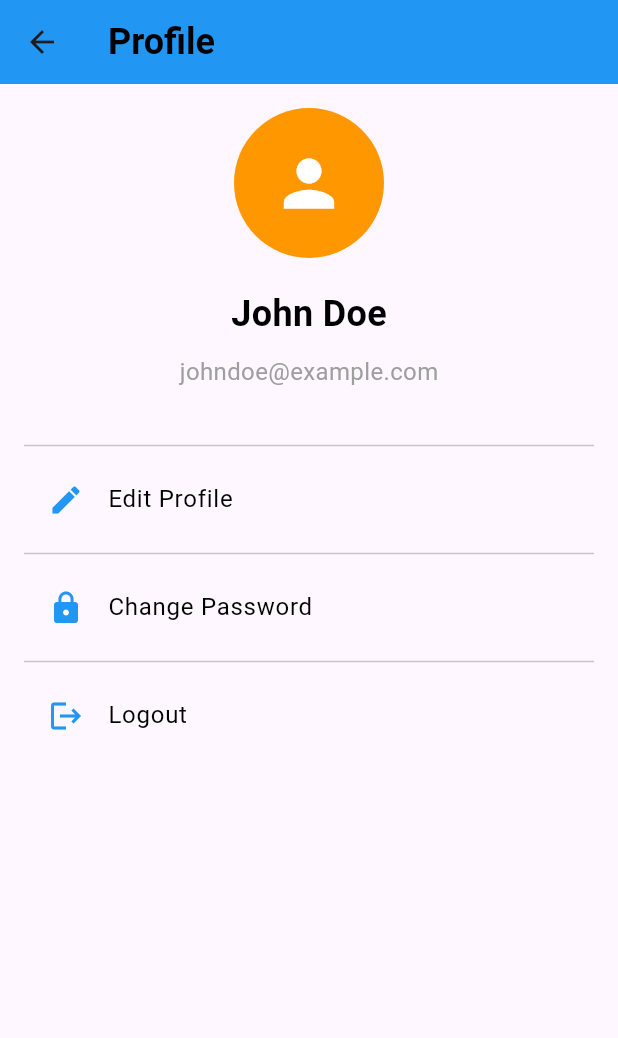
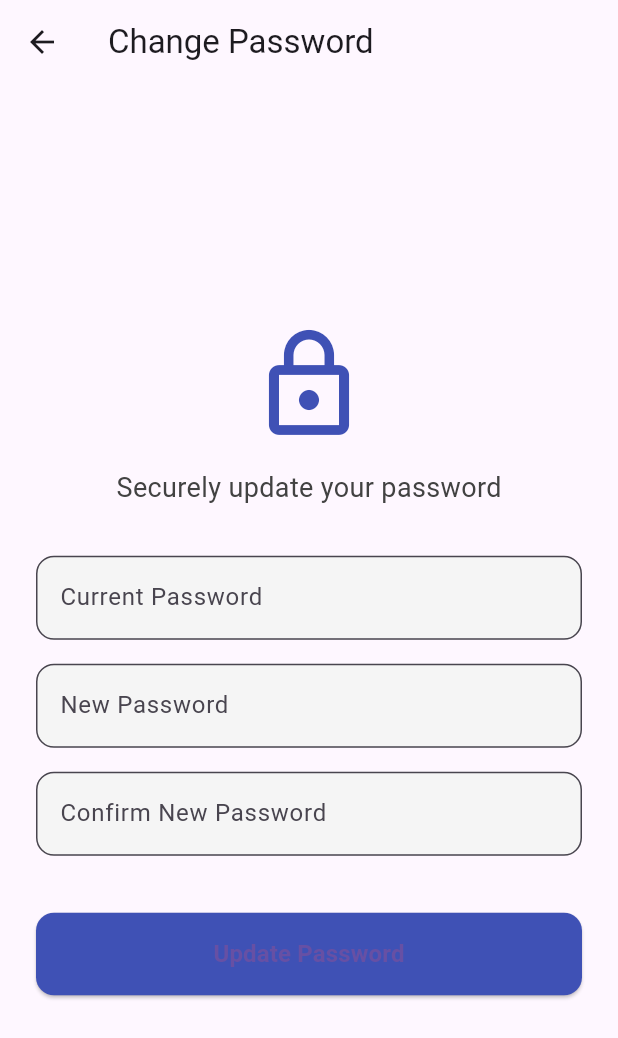
Before and after one commit to darkovasiljkov/Studify-Project, a Flutter app: the ProfileScreen screen opened by its route, after a tap on "Change Password", on a phone screen of 412 x 824 dp. Shown: the top 1038 px of the screen. Run offline on Flutter 3.47's test engine with Material 3 defaults, Android fonts, the phone set to English and light mode, and no system bars; our stand-ins replace cloud_firestore, firebase_auth, firebase_core, flutter_map, image_picker, latlong2 and 1 more; accounts and stored records are empty.

Commit message:
Updated UI/UI for login/signUp and Profile sections

```diff
--- /dev/null
+++ b/lib/screens/change_password_screen.dart
@@ -0,0 +1,134 @@
+import 'package:flutter/material.dart';
+import 'package:firebase_auth/firebase_auth.dart';
+
+class ChangePasswordScreen extends StatefulWidget {
+  @override
+  _ChangePasswordScreenState createState() => _ChangePasswordScreenState();
+}
+
+class _ChangePasswordScreenState extends State<ChangePasswordScreen> {
+  final _formKey = GlobalKey<FormState>();
+  final currentPasswordController = TextEditingController();
+  final newPasswordController = TextEditingController();
+  final confirmNewPasswordController = TextEditingController();
+
+  bool isLoading = false;
+  final _auth = FirebaseAuth.instance;
+
+  Future<void> _changePassword() async {
+    if (!_formKey.currentState!.validate()) return;
+
+    setState(() => isLoading = true);
+
+    try {
+      final user = _auth.currentUser;
+      final email = user?.email;
+
+      final cred = EmailAuthProvider.credential(
+        email: email!,
+        password: currentPasswordController.text.trim(),
+      );
+
+      await user!.reauthenticateWithCredential(cred);
+
+      if (newPasswordController.text.trim() != confirmNewPasswordController.text.trim()) {
+        throw FirebaseAuthException(code: 'password-mismatch', message: 'New passwords do not match.');
+      }
+
+      await user.updatePassword(newPasswordController.text.trim());
+
+      ScaffoldMessenger.of(context).showSnackBar(
+        SnackBar(content: Text('Password updated successfully')),
+      );
+
+      Navigator.pop(context);
+    } on FirebaseAuthException catch (e) {
+      String message;
+      if (e.code == 'wrong-password') {
+        message = 'Current password is incorrect.';
+      } else if (e.code == 'password-mismatch') {
+        message = 'New passwords do not match.';
+      } else {
+        message = e.message ?? 'Password update failed.';
+      }
+
+      ScaffoldMessenger.of(context).showSnackBar(SnackBar(content: Text(message)));
+    } finally {
+      setState(() => isLoading = false);
+    }
+  }
+
+  Widget _buildPasswordField(
+      {required String label, required TextEditingController controller, required String? Function(String?) validator}) {
+    return Padding(
+      padding: const EdgeInsets.symmetric(vertical: 8),
+      child: TextFormField(
+        controller: controller,
+        obscureText: true,
+        decoration: InputDecoration(
+          labelText: label,
+          filled: true,
+          fillColor: Colors.grey[100],
+          border: OutlineInputBorder(borderRadius: BorderRadius.circular(12)),
+        ),
+        validator: validator,
+      ),
+    );
+  }
+
+  @override
+  Widget build(BuildContext context) {
+    return Scaffold(
+      appBar: AppBar(title: Text('Change Password')),
+      body: Center(
+        child: SingleChildScrollView(
+          padding: const EdgeInsets.all(24),
+          child: Form(
+            key: _formKey,
+            child: Column(
+              children: [
+                Icon(Icons.lock_outline, size: 80, color: Colors.indigo),
+                SizedBox(height: 16),
+                Text("Securely update your password", style: TextStyle(fontSize: 18)),
+                SizedBox(height: 24),
+                _buildPasswordField(
+                  label: 'Current Password',
+                  controller: currentPasswordController,
+                  validator: (value) =>
+                  value == null || value.isEmpty ? 'Enter your current password' : null,
+                ),
+                _buildPasswordField(
+                  label: 'New Password',
+                  controller: newPasswordController,
+                  validator: (value) =>
+                  value != null && value.length >= 6 ? null : 'Minimum 6 characters required',
+                ),
+                _buildPasswordField(
+                  label: 'Confirm New Password',
+                  controller: confirmNewPasswordController,
+                  validator: (value) =>
+                  value != newPasswordController.text ? 'Passwords do not match' : null,
+                ),
+                SizedBox(height: 30),
+                isLoading
+                    ? CircularProgressIndicator()
+                    : SizedBox(
+                  width: double.infinity,
+                  child: ElevatedButton(
+                    onPressed: _changePassword,
+                    style: ElevatedButton.styleFrom(
+                      backgroundColor: Colors.indigo,
+                      padding: EdgeInsets.symmetric(vertical: 16),
+                      shape: RoundedRectangleBorder(borderRadius: BorderRadius.circular(12)),
+                    ),
+                    child: Text('Update Password', style: TextStyle(fontSize: 16)),
+                  ),
+                ),
+              ],
+            ),
+          ),
+        ),
+      ),
+    );
+  }
+}
--- a/lib/screens/login_screen.dart
+++ b/lib/screens/login_screen.dart
@@ -61,7 +61,10 @@ class _LoginScreenState extends State<LoginScreen> {
                 ? CircularProgressIndicator()
                 : ElevatedButton(
               onPressed: login,
-              child: Text('Login'),
+              child: Text(
+                'Login',
+                style: TextStyle(color: Colors.white), // 👈 change text color here
+              ),
               style: ElevatedButton.styleFrom(backgroundColor: Colors.indigo),
             ),
             TextButton(
--- a/lib/screens/profile_screen.dart
+++ b/lib/screens/profile_screen.dart
@@ -1,9 +1,47 @@
+import 'dart:io';
 import 'package:flutter/material.dart';
+import 'package:flutter/foundation.dart'; // For kIsWeb
+import 'package:firebase_auth/firebase_auth.dart';
 import '../utils/constants.dart';
+import 'edit_profile_screen.dart';
+import 'change_password_screen.dart'; // ✅ Add this import
 
-class ProfileScreen extends StatelessWidget {
+class ProfileScreen extends StatefulWidget {
+  @override
+  State<ProfileScreen> createState() => _ProfileScreenState();
+}
+
+class _ProfileScreenState extends State<ProfileScreen> {
+  String? _localImagePath;
+
+  void _openEditProfile() async {
+    final result = await Navigator.push(
+      context,
+      MaterialPageRoute(builder: (context) => EditProfileScreen()),
+    );
+
+    if (result != null) {
+      await FirebaseAuth.instance.currentUser?.reload();
+      setState(() {
+        _localImagePath = result['imagePath'];
+      });
+    }
+  }
+
+  void _openChangePassword() {
+    Navigator.push(
+      context,
+      MaterialPageRoute(builder: (context) => ChangePasswordScreen()),
+    );
+  }
+
   @override
   Widget build(BuildContext context) {
+    final user = FirebaseAuth.instance.currentUser;
+    final displayName =
+        user?.displayName ?? user?.email?.split('@')[0] ?? 'User';
+    final email = user?.email ?? 'No email';
+
     return Scaffold(
       appBar: AppBar(
         title: Text('Profile', style: AppConstants.headingStyle),
@@ -15,30 +53,57 @@ class ProfileScreen extends StatelessWidget {
           crossAxisAlignment: CrossAxisAlignment.start,
           children: [
             Center(
-              child: CircleAvatar(
+              child: _localImagePath != null
+                  ? ClipOval(
+                child: kIsWeb
+                    ? Image.network(
+                  _localImagePath!,
+                  width: 100,
+                  height: 100,
+                  fit: BoxFit.cover,
+                )
+                    : Image.file(
+                  File(_localImagePath!),
+                  width: 100,
+                  height: 100,
+                  fit: BoxFit.cover,
+                ),
+              )
+                  : CircleAvatar(
                 radius: 50,
                 backgroundColor: AppConstants.accentColor,
-                child: Icon(Icons.person, size: 50, color: Colors.white),
+                backgroundImage: user?.photoURL != null
+                    ? NetworkImage(user!.photoURL!)
+                    : null,
+                child: user?.photoURL == null
+                    ? Icon(Icons.person, size: 50, color: Colors.white)
+                    : null,
               ),
             ),
             SizedBox(height: 20),
-            Center(child: Text('John Doe', style: AppConstants.headingStyle)),
+            Center(
+              child: Text(displayName, style: AppConstants.headingStyle),
+            ),
             SizedBox(height: 10),
             Center(
-              child: Text('johndoe@example.com', style: AppConstants.bodyStyle.copyWith(color: Colors.grey)),
+              child: Text(
+                email,
+                style:
+                AppConstants.bodyStyle.copyWith(color: Colors.grey[600]),
+              ),
             ),
             SizedBox(height: 30),
             Divider(),
             ListTile(
               leading: Icon(Icons.edit, color: AppConstants.primaryColor),
               title: Text('Edit Profile', style: AppConstants.bodyStyle),
-              onTap: () {},
+              onTap: _openEditProfile,
             ),
             Divider(),
             ListTile(
               leading: Icon(Icons.lock, color: AppConstants.primaryColor),
               title: Text('Change Password', style: AppConstants.bodyStyle),
-              onTap: () {},
+              onTap: _openChangePassword, // ✅ Navigate to change password screen
             ),
             Divider(),
             ListTile(
@@ -51,16 +116,20 @@ class ProfileScreen extends StatelessWidget {
                     title: Text('Logout'),
                     content: Text('Are you sure you want to logout?'),
                     actions: [
-                      TextButton(onPressed: () {
-                        Navigator.pop(context);
-                      }, child: Text('Cancel')),
+                      TextButton(
+                        onPressed: () => Navigator.pop(context),
+                        child: Text('Cancel'),
+                      ),
                       ElevatedButton(
                         onPressed: () {
+                          FirebaseAuth.instance.signOut();
                           Navigator.pop(context);
                           Navigator.pushReplacementNamed(context, '/');
                         },
                         child: Text('Logout'),
-                        style: ElevatedButton.styleFrom(backgroundColor: AppConstants.primaryColor),
+                        style: ElevatedButton.styleFrom(
+                          backgroundColor: AppConstants.primaryColor,
+                        ),
                       ),
                     ],
                   ),
```
Also changed, not shown: lib/screens/edit_profile_screen.dart (added, +92 -0 lines), lib/screens/signup_screen.dart (+79 -23 lines), pubspec.lock, 5 other files.
